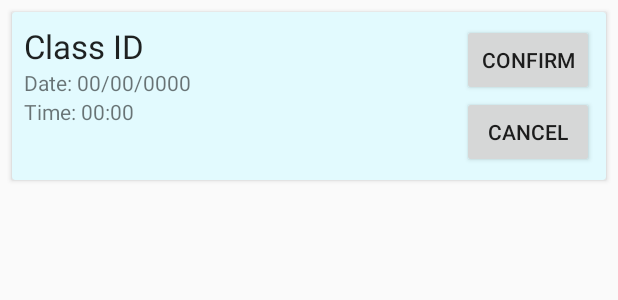
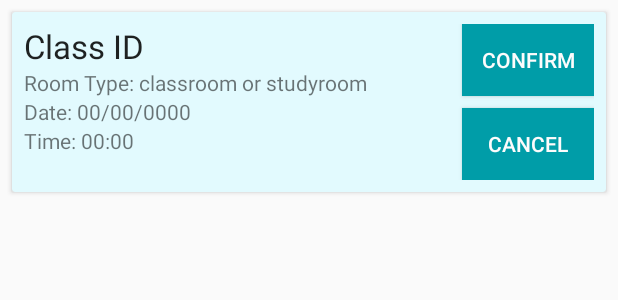
Before and after one commit to gada9900/Saneh, an Android app: the layout class_item.xml on its own in the app's theme, with its tools: preview values and no code run, on a phone screen of 412 x 824 dp. Shown: the top 300 px of the screen. Run offline under Robolectric (Android 15) with nearby library versions, the phone set to English and light mode, and no system bars.

Commit message:
change colors of upcoming + add room type + links between pages

```diff
--- a/app/src/main/java/com/example/saneh/classAdapter.java
+++ b/app/src/main/java/com/example/saneh/classAdapter.java
@@ -22,6 +22,7 @@ public class classAdapter extends FirestoreRecyclerAdapter<reservations, classAd
         holder.textViewClassID.setText(model.getClassID());
         holder.textViewDate.setText("Date: "+model.getDate());
         holder.textViewTime.setText("Time: "+model.getTime());
+        holder.textViewRoomType.setText("Room type: "+ model.getRoomType());
     }
 
     @NonNull
@@ -36,12 +37,14 @@ public class classAdapter extends FirestoreRecyclerAdapter<reservations, classAd
         TextView textViewClassID;
         TextView textViewDate;
         TextView textViewTime;
+        TextView textViewRoomType;
 
         public classHolder(View itemView) {
             super(itemView);
             textViewClassID = itemView.findViewById(R.id.class_id);
             textViewDate = itemView.findViewById(R.id.res_date);
             textViewTime = itemView.findViewById(R.id.res_time);
+            textViewRoomType = itemView.findViewById(R.id.res_room_type);
         }
     }
 }
--- a/app/src/main/res/layout/class_item.xml
+++ b/app/src/main/res/layout/class_item.xml
@@ -32,21 +32,36 @@
             android:layout_height="wrap_content"
             android:layout_alignParentEnd="true"
             android:layout_alignParentTop="true"
+            android:background="@drawable/rectangle_2004_shape"
             android:text="Confirm"
+            android:textColor="#FDFCFC"
             android:layout_alignParentRight="true" />
         <Button
             android:id="@+id/cancel_button"
             android:layout_width="wrap_content"
             android:layout_height="wrap_content"
             android:layout_below="@+id/confirm_button"
+            android:layout_marginTop="8dp"
+            android:background="@drawable/rectangle_2004_shape"
             android:text="Cancel"
+            android:textColor="#FDFCFC"
             android:layout_alignParentRight="true"/>
+
+        <TextView
+            android:id="@+id/res_room_type"
+            android:layout_width="wrap_content"
+            android:layout_height="wrap_content"
+            android:layout_alignParentStart="true"
+            android:layout_below="@id/class_id"
+            android:text="Room Type: classroom or studyroom"
+            android:layout_alignParentLeft="true" />
+
         <TextView
             android:id="@+id/res_date"
             android:layout_width="wrap_content"
             android:layout_height="wrap_content"
             android:layout_alignParentStart="true"
-            android:layout_below="@id/class_id"
+            android:layout_below="@id/res_room_type"
             android:text="Date: 00/00/0000"
             android:layout_alignParentLeft="true" />
 
--- a/app/src/main/res/layout/search.xml
+++ b/app/src/main/res/layout/search.xml
@@ -1240,7 +1240,6 @@
                 android:layout_width="wrap_content"
                 android:layout_height="wrap_content"
                 android:text="Search"
-                android:textColor="#090808"
                 android:textSize="24sp"
                 app:layout_constraintBottom_toBottomOf="@+id/searchPage5"
                 app:layout_constraintEnd_toEndOf="@+id/searchPage5"
--- a/app/src/main/res/layout/upcoming_reservations.xml
+++ b/app/src/main/res/layout/upcoming_reservations.xml
@@ -51,7 +51,7 @@
         android:layout_height="32dp"
         android:layout_marginStart="32dp"
         android:layout_marginLeft="32dp"
-        app:srcCompat="@drawable/call"
+        app:srcCompat="@drawable/calend"
         android:layout_gravity="bottom"
         android:layout_marginBottom="13dp"/>
 
```
Also changed, not shown: app/src/main/java/com/example/saneh/profile.java (+10 -0 lines), app/src/main/java/com/example/saneh/reservations.java (+9 -1 lines), app/src/main/java/com/example/saneh/search.java (+10 -0 lines), app/src/main/java/com/example/saneh/upcomingReservations.java (+34 -0 lines).
